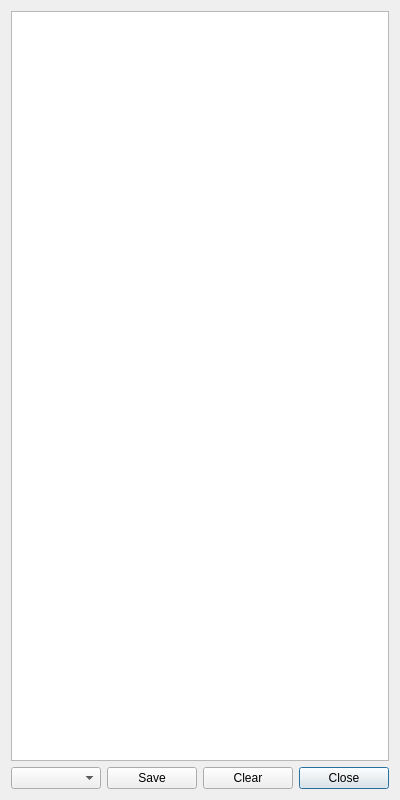
Before: the Qt Designer form CryptokiMan/log_view_dlg.ui in jykim74/CryptokiMan, drawn with Qt 5.
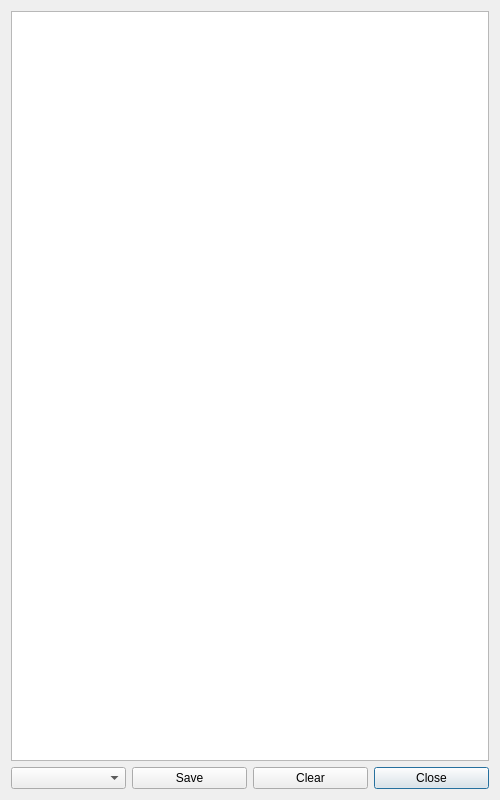
After: the same form once the commit is applied.

The edit to the form file:
```diff
--- a/CryptokiMan/log_view_dlg.ui
+++ b/CryptokiMan/log_view_dlg.ui
@@ -6,7 +6,7 @@
    <rect>
     <x>0</x>
     <y>0</y>
-    <width>400</width>
+    <width>500</width>
     <height>800</height>
    </rect>
   </property>
```
